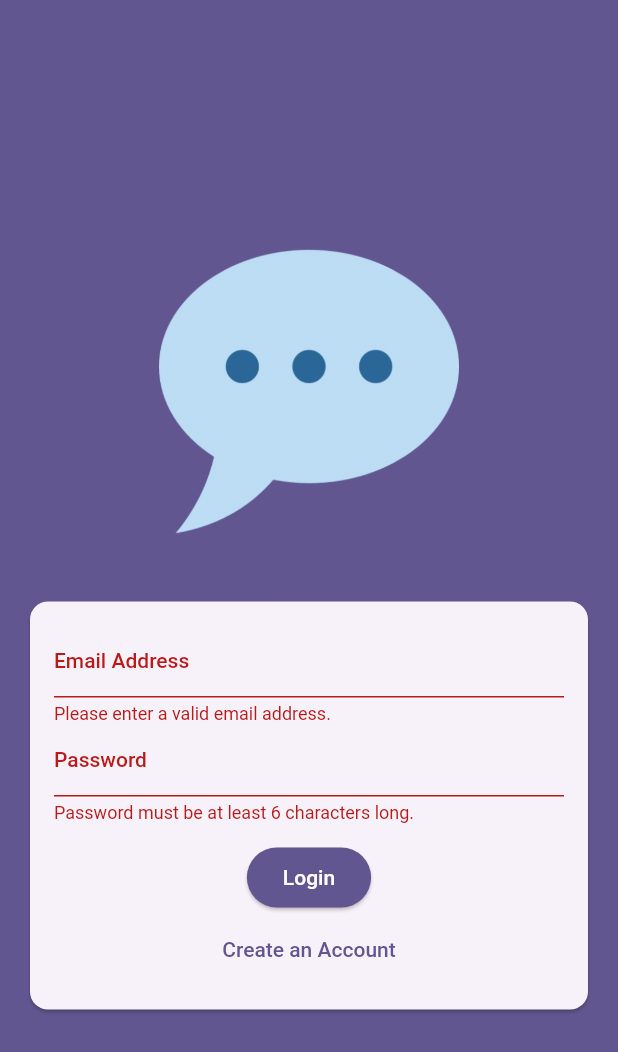
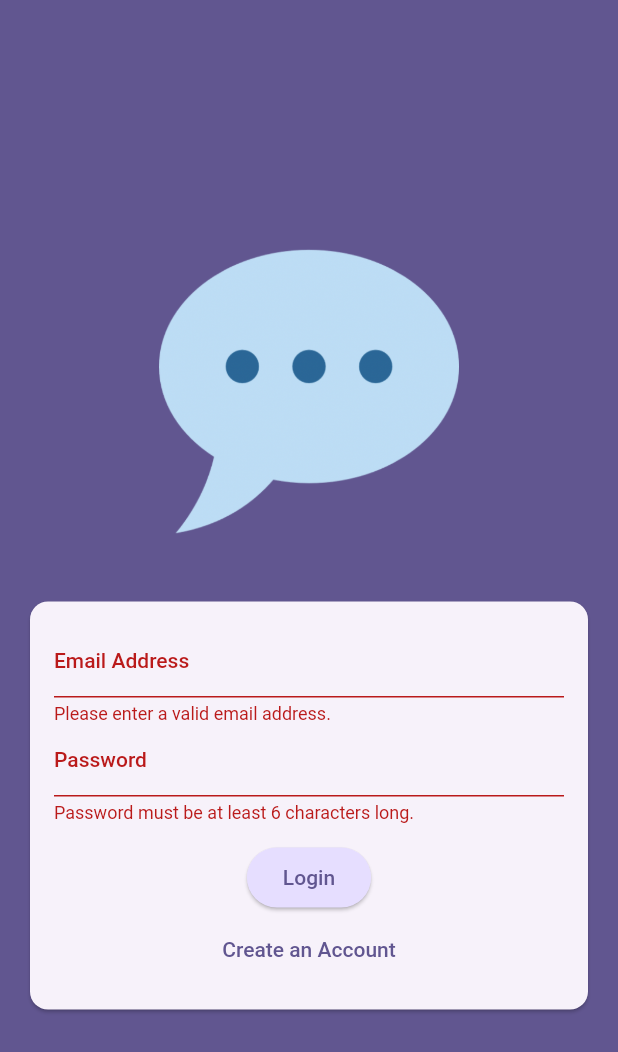
Before and after one commit to SagarM21/ChatBreeze, a Flutter app: the screen it shows after launch, after a tap on "Login", on a phone screen of 412 x 824 dp. Shown: the top 1052 px of the screen. Run offline on Flutter 3.47's test engine with Material 2 defaults, Android fonts, the phone set to English and light mode, and no system bars; our stand-ins replace firebase_core; accounts and stored records are empty.

```diff
--- a/lib/main.dart
+++ b/lib/main.dart
@@ -1,7 +1,13 @@
 import 'package:chat_app/screens/auth.dart';
 import 'package:flutter/material.dart';
+import 'package:firebase_core/firebase_core.dart';
+import 'firebase_options.dart';
 
-void main() {
+void main() async {
+  WidgetsFlutterBinding.ensureInitialized();
+  await Firebase.initializeApp(
+    options: DefaultFirebaseOptions.currentPlatform,
+  );
   runApp(const App());
 }
 
--- a/lib/screens/auth.dart
+++ b/lib/screens/auth.dart
@@ -86,9 +86,10 @@ class _AuthScreenState extends State<AuthScreen> {
                           ElevatedButton(
                               onPressed: _submit,
                               style: ElevatedButton.styleFrom(
-                                  backgroundColor:
-                                      Theme.of(context).colorScheme.primary,
-                                  foregroundColor: Colors.white),
+                                backgroundColor: Theme.of(context)
+                                    .colorScheme
+                                    .primaryContainer,
+                              ),
                               child: Text(_isLogin ? 'Login' : 'Signup')),
                           TextButton(
                               onPressed: () {
--- a/pubspec.yaml
+++ b/pubspec.yaml
@@ -34,6 +34,8 @@ dependencies:
   # The following adds the Cupertino Icons font to your application.
   # Use with the CupertinoIcons class for iOS style icons.
   cupertino_icons: ^1.0.2
+  firebase_core: ^2.13.1
+  firebase_auth: ^4.6.2
 
 dev_dependencies:
   flutter_test:
```
Also changed, not shown: lib/firebase_options.dart (added), pubspec.lock, 6 other files.
